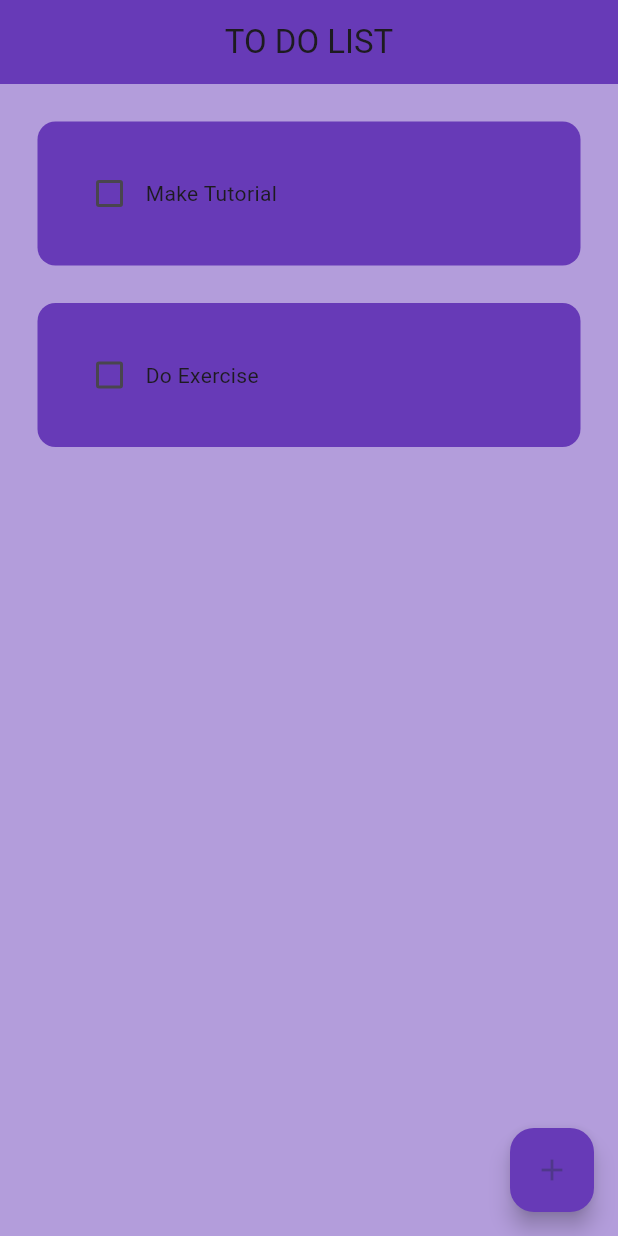
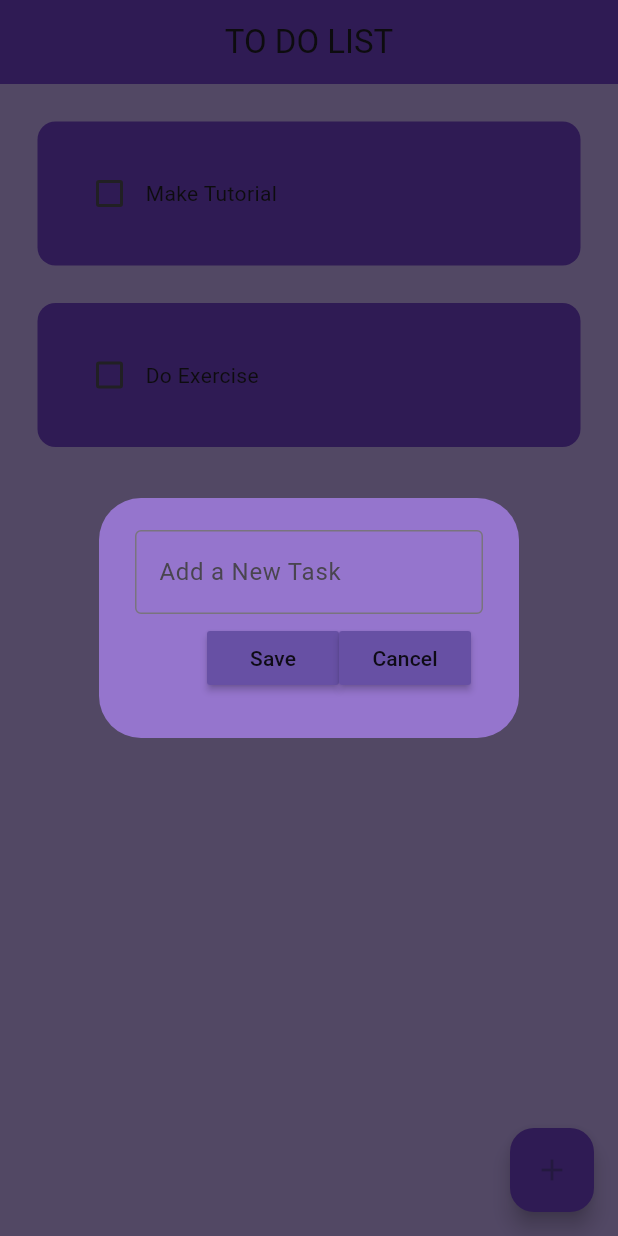
Before and after one commit to Dinuk002/TO-DO-APP, a Flutter app: the screen it shows after launch, after a tap on the "add" icon, on a phone screen of 412 x 824 dp. Run offline on Flutter 3.47's test engine with Material 3 defaults, Android fonts, the phone set to English and light mode, and no system bars.

```diff
--- /dev/null
+++ b/lib/components/dialog_box.dart
@@ -0,0 +1,48 @@
+import 'package:flutter/material.dart';
+import 'package:flutter_application_1/components/my_button.dart';
+
+class DialogBox extends StatelessWidget {
+  final controller;
+  VoidCallback onSave;
+  VoidCallback onCancel;
+
+  DialogBox(
+      {super.key,
+      required this.controller,
+      required this.onSave,
+      required this.onCancel});
+
+  @override
+  Widget build(BuildContext context) {
+    return AlertDialog(
+      backgroundColor: Colors.deepPurple[300],
+      content: Container(
+        height: 120,
+        child: Column(
+          mainAxisAlignment: MainAxisAlignment.spaceEvenly,
+          children: [
+            //get user input
+            TextField(
+              controller: controller,
+              decoration: InputDecoration(
+                  border: OutlineInputBorder(), hintText: "Add a New Task"),
+            ),
+
+            //buttons for save and cancel
+            Row(
+              mainAxisAlignment: MainAxisAlignment.end,
+              children: [
+                //save button
+                MyButton(text: "Save", onPressed: onSave),
+                //cancel button
+                MyButton(text: "Cancel", onPressed: onCancel),
+
+                const SizedBox(width: 8),
+              ],
+            )
+          ],
+        ),
+      ),
+    );
+  }
+}
--- /dev/null
+++ b/lib/components/my_button.dart
@@ -0,0 +1,17 @@
+import 'package:flutter/material.dart';
+
+class MyButton extends StatelessWidget {
+  final String text;
+  VoidCallback onPressed;
+
+  MyButton({super.key, required this.text, required this.onPressed});
+
+  @override
+  Widget build(BuildContext context) {
+    return MaterialButton(
+      onPressed: onPressed,
+      color: Theme.of(context).primaryColor,
+      child: Text(text),
+    );
+  }
+}
--- a/lib/components/todo_tile.dart
+++ b/lib/components/todo_tile.dart
@@ -3,13 +3,15 @@ import 'package:flutter/material.dart';
 class ToDoTile extends StatelessWidget {
   final String taskName;
   final bool taskCompleted;
-  Function(bool?)? onChanged;
+  final Function(bool?)? onChanged;
+  final Function(BuildContext)? deleteFunction;
 
-  ToDoTile(
-      {super.key,
-      required this.taskName,
-      required this.taskCompleted,
-      required this.onChanged});
+  ToDoTile({
+    required this.taskName,
+    required this.taskCompleted,
+    this.onChanged,
+    this.deleteFunction,
+  });
 
   @override
   Widget build(BuildContext context) {
@@ -17,26 +19,29 @@ class ToDoTile extends StatelessWidget {
       padding: const EdgeInsets.only(left: 25.0, right: 25.0, top: 25.0),
       child: Container(
         padding: EdgeInsets.all(24),
+        decoration: BoxDecoration(
+          color: Colors.deepPurple,
+          borderRadius: BorderRadius.circular(12),
+        ),
         child: Row(
           children: [
-            //check box
+            // Checkbox
             Checkbox(
               value: taskCompleted,
               onChanged: onChanged,
               activeColor: Colors.black,
             ),
-            //task name
+            // Task name
             Text(
               taskName,
               style: TextStyle(
-                  decoration: taskCompleted
-                      ? TextDecoration.lineThrough
-                      : TextDecoration.none),
+                decoration: taskCompleted
+                    ? TextDecoration.lineThrough
+                    : TextDecoration.none,
+              ),
             ),
           ],
         ),
-        decoration: BoxDecoration(
-            color: Colors.deepPurple, borderRadius: BorderRadius.circular(12)),
       ),
     );
   }
--- a/lib/pages/home_page.dart
+++ b/lib/pages/home_page.dart
@@ -1,4 +1,5 @@
 import 'package:flutter/material.dart';
+import 'package:flutter_application_1/components/dialog_box.dart';
 import 'package:flutter_application_1/components/todo_tile.dart';
 
 class HomePage extends StatefulWidget {
@@ -9,6 +10,9 @@ class HomePage extends StatefulWidget {
 }
 
 class _HomePageState extends State<HomePage> {
+  //text controller
+  final _controller = TextEditingController();
+
 //List of todo tasks
   List toDoList = [
     ["Make Tutorial", false],
@@ -21,8 +25,35 @@ class _HomePageState extends State<HomePage> {
     });
   }
 
+  // save a new task
+  void saveNewTask() {
+    setState(() {
+      toDoList.add([_controller.text, false]);
+      _controller.clear();
+    });
+    Navigator.of(context).pop();
+  }
+
 //create a new task
-  void createNewTask() {}
+  void createNewTask() {
+    showDialog(
+      context: context,
+      builder: (context) {
+        return DialogBox(
+          controller: _controller,
+          onSave: saveNewTask,
+          onCancel: () => Navigator.of(context).pop(),
+        );
+      },
+    );
+  }
+
+  //delete task
+  void deleteTask(int index) {
+    setState(() {
+      toDoList.removeAt(index);
+    });
+  }
 
   @override
   Widget build(BuildContext context) {
@@ -44,6 +75,7 @@ class _HomePageState extends State<HomePage> {
               taskName: toDoList[index][0],
               taskCompleted: toDoList[index][1],
               onChanged: (value) => checkBoxChanged(value, index),
+              deleteFunction: (context) => deleteTask,
             );
           }),
     );
--- a/pubspec.yaml
+++ b/pubspec.yaml
@@ -35,6 +35,7 @@ dependencies:
   # The following adds the Cupertino Icons font to your application.
   # Use with the CupertinoIcons class for iOS style icons.
   cupertino_icons: ^1.0.6
+
 
 dev_dependencies:
   flutter_test:
```
